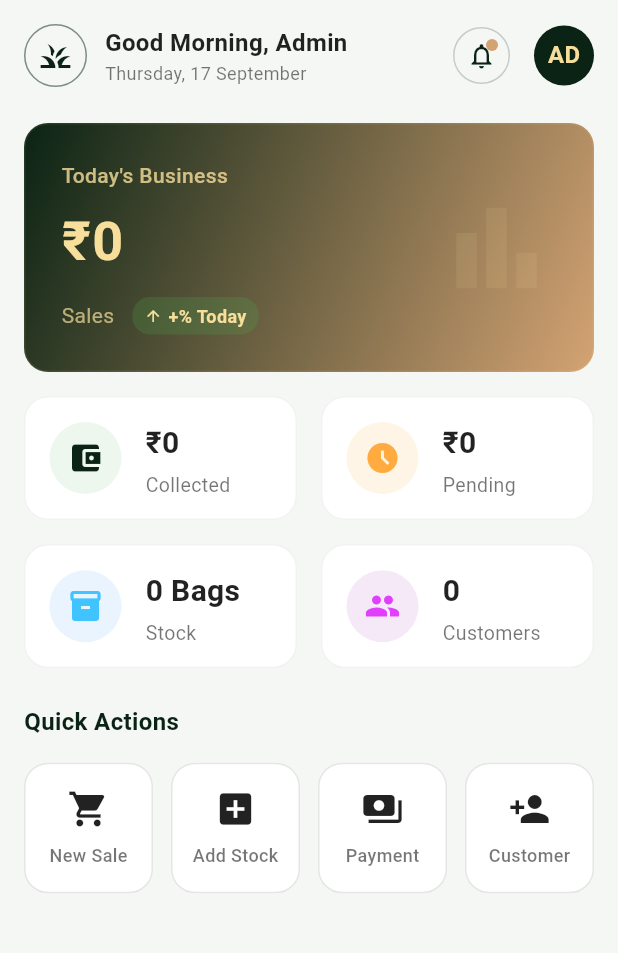
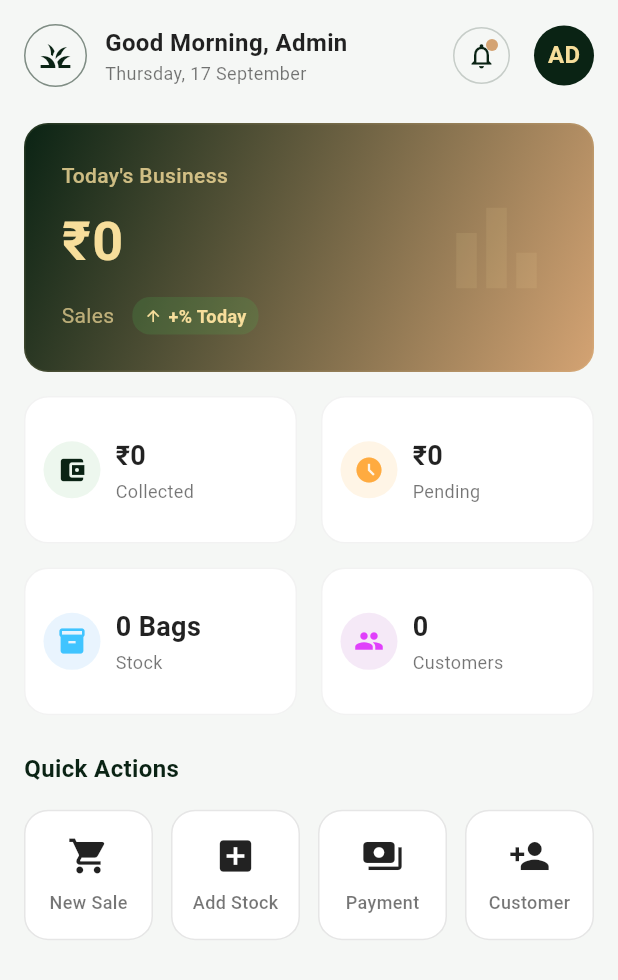
Before and after one commit to Jothimani2704/Rice_Business_WEBB, a Flutter app: the DashboardScreen screen opened directly, on a phone screen of 412 x 824 dp. Shown: the top 980 px of the screen. Run offline on Flutter 3.47's test engine with Material 3 defaults, Android fonts, the phone set to English and light mode, and no system bars; our stand-ins replace flutter_secure_storage, image_picker, local_auth, shared_preferences, shimmer; accounts and stored records are empty; network calls fail.

Commit message:
feat: implement core app initialization, authentication provider, and dashboard UI components

```diff
--- a/lib/main.dart
+++ b/lib/main.dart
@@ -95,12 +95,21 @@ class _AppLockWrapperState extends State<AppLockWrapper> with WidgetsBindingObse
   }
 
   Future<void> _initialLockCheck() async {
+    try {
       final lockEnabled = await AppLockService.isLockEnabled();
       if (mounted) {
         setState(() {
           _isUnlocked = !lockEnabled;
           _isCheckingLock = false;
         });
+      }
+    } catch (e) {
+      if (mounted) {
+        setState(() {
+          _isUnlocked = true;
+          _isCheckingLock = false;
+        });
+      }
     }
   }
 
--- a/lib/providers/auth_provider.dart
+++ b/lib/providers/auth_provider.dart
@@ -23,6 +23,7 @@ class AuthProvider with ChangeNotifier {
     _isLoading = true;
     notifyListeners();
 
+    try {
       final token = await TokenStorage.getToken();
       if (token != null && token.isNotEmpty) {
         try {
@@ -48,9 +49,13 @@ class AuthProvider with ChangeNotifier {
         _user = null;
         _isAuthenticated = false;
       }
-
+    } catch (e) {
+      _user = null;
+      _isAuthenticated = false;
+    } finally {
       _isLoading = false;
       notifyListeners();
+    }
   }
 
   Future<bool> login(String username, String password) async {
--- a/lib/screens/dashboard/dashboard_screen.dart
+++ b/lib/screens/dashboard/dashboard_screen.dart
@@ -300,7 +300,7 @@ class _DashboardScreenState extends State<DashboardScreen> {
                   mainAxisSpacing: 16,
                   shrinkWrap: true,
                   physics: const NeverScrollableScrollPhysics(),
-                  childAspectRatio: 2.2,
+                  childAspectRatio: 1.85,
                   children: [
                     DashboardStatCard(
                       title: 'Collected',
--- a/lib/widgets/dashboard_stat_card.dart
+++ b/lib/widgets/dashboard_stat_card.dart
@@ -19,7 +19,7 @@ class DashboardStatCard extends StatelessWidget {
   @override
   Widget build(BuildContext context) {
     return Container(
-      padding: const EdgeInsets.all(16),
+      padding: const EdgeInsets.symmetric(horizontal: 12, vertical: 10),
       decoration: BoxDecoration(
         color: Theme.of(context).colorScheme.surface,
         borderRadius: BorderRadius.circular(16),
@@ -32,34 +32,39 @@ class DashboardStatCard extends StatelessWidget {
         crossAxisAlignment: CrossAxisAlignment.center,
         children: [
           Container(
-            padding: const EdgeInsets.all(12),
+            padding: const EdgeInsets.all(9),
             decoration: BoxDecoration(
               color: backgroundColor,
               shape: BoxShape.circle,
             ),
-            child: Icon(icon, color: iconColor, size: 24),
+            child: Icon(icon, color: iconColor, size: 20),
           ),
-          const SizedBox(width: 16),
+          const SizedBox(width: 10),
           Expanded(
             child: Column(
               crossAxisAlignment: CrossAxisAlignment.start,
               mainAxisAlignment: MainAxisAlignment.center,
               children: [
-                Text(
-                  value,
-                  style: const TextStyle(
-                    fontSize: 20,
-                    fontWeight: FontWeight.bold,
+                FittedBox(
+                  fit: BoxFit.scaleDown,
+                  alignment: Alignment.centerLeft,
+                  child: Text(
+                    value,
+                    maxLines: 1,
+                    style: const TextStyle(
+                      fontSize: 18,
+                      fontWeight: FontWeight.bold,
+                    ),
                   ),
                 ),
-                const SizedBox(height: 4),
+                const SizedBox(height: 2),
                 Text(
                   title,
+                  maxLines: 1,
+                  overflow: TextOverflow.ellipsis,
                   style: TextStyle(
-                    fontSize: 13,
-                    color: Theme.of(context)
-                        .colorScheme
-                        .outline, // _Theme.of(context).colorScheme.outline
+                    fontSize: 12,
+                    color: Theme.of(context).colorScheme.outline,
                   ),
                 ),
               ],
--- a/lib/widgets/quick_action_button.dart
+++ b/lib/widgets/quick_action_button.dart
@@ -34,6 +34,8 @@ class QuickActionButton extends StatelessWidget {
             const SizedBox(height: 8),
             Text(
               label,
+              maxLines: 1,
+              overflow: TextOverflow.ellipsis,
               style: TextStyle(
                 color: Theme.of(context).colorScheme.outline,
                 fontSize: 12,
```
Lines whose indentation alone changed are shown as unchanged.
